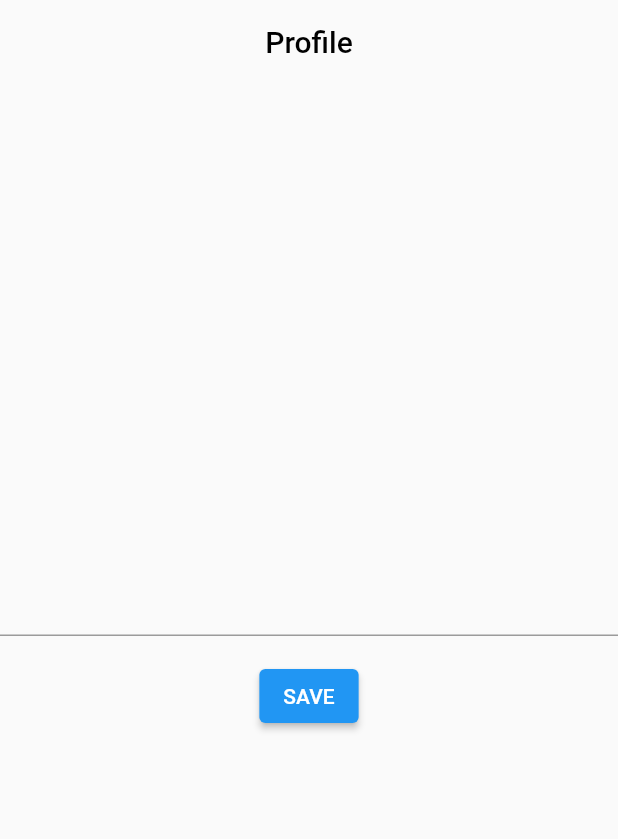
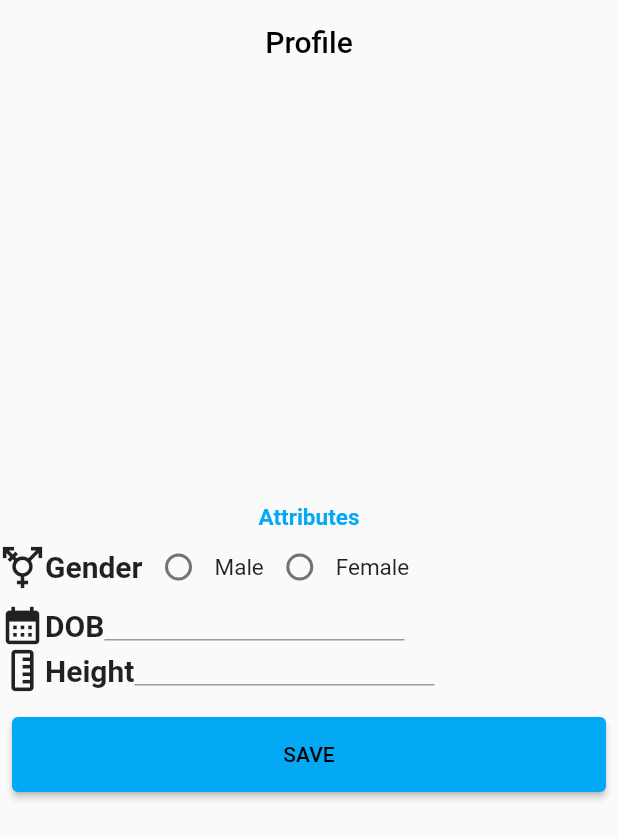
Before and after one commit to draff1800/bodybuildingpal, a Flutter app: the screen it shows after launch, on a phone screen of 412 x 824 dp. Shown: the top 839 px of the screen. Run offline on Flutter 3.47's test engine with Material 2 defaults, Android fonts, the light colour scheme and no system bars.

Commit message:
All mvp Profile Screen elements added.

```diff
--- a/lib/main.dart
+++ b/lib/main.dart
@@ -11,7 +11,7 @@ class BodybuildingPal extends StatelessWidget {
     return MaterialApp(
       title: "BodybuildingPal",
       theme: ThemeData(
-        primarySwatch: Colors.blue,
+        primarySwatch: Colors.lightBlue,
         appBarTheme: const AppBarTheme(
           foregroundColor: Colors.black,
           backgroundColor: Color(0xfffafafa),
--- a/lib/screens/profile.dart
+++ b/lib/screens/profile.dart
@@ -1,4 +1,6 @@
 import 'package:flutter/material.dart';
+import 'package:intl/intl.dart';
+import 'package:intl/date_symbol_data_local.dart';
 
 class Profile extends StatefulWidget {
   const Profile({super.key});
@@ -11,13 +13,19 @@ class Profile extends StatefulWidget {
 
 class ProfileState extends State<Profile> {
   final _formKey = GlobalKey<FormState>();
+  TextEditingController dobInput = TextEditingController();
+
+  @override
+  void initState() {
+    super.initState();
+    initializeDateFormatting();
+  }
 
   @override
   Widget build(BuildContext context) {
     return Scaffold(
       appBar: AppBar(
         title: const Text('Profile'),
-        centerTitle: true,
       ),
       body: Center(
           child: Form(
@@ -26,16 +34,72 @@ class ProfileState extends State<Profile> {
               mainAxisAlignment: MainAxisAlignment.center,
               crossAxisAlignment: CrossAxisAlignment.center,
               children: [
-              TextFormField(
-                validator: (value) {
-                  if (value == null || value.isEmpty) {
-                    return 'Please enter some text';
-                  }
-                  return null;
-                },
+                const Text(
+                  'Attributes',
+                  style: TextStyle(
+                      color: Colors.lightBlue,
+                      fontSize: 15,
+                      fontWeight: FontWeight.bold),
                 ),
+                Row(children: [
+                  const Icon(Icons.transgender, size: 30),
+                  const Text('Gender',
+                      style: TextStyle(fontSize: 20, fontWeight: FontWeight.bold)),
+                  Radio(
+                      value: "male",
+                      groupValue: "gender",
+                      onChanged: (value) => {}),
+                  const Text('Male', style: TextStyle(fontSize: 15)),
+                  Radio(
+                      value: "female",
+                      groupValue: "gender",
+                      onChanged: (value) => {}),
+                  const Text('Female', style: TextStyle(fontSize: 15)),
+                ]),
+                Row(children: [
+                  const Icon(Icons.calendar_month, size: 30),
+                  const Text('DOB',
+                      style: TextStyle(fontSize: 20, fontWeight: FontWeight.bold)),
+                  Container(
+                      constraints: const BoxConstraints.expand(
+                        height: 20,
+                        width: 200,
+                      ),
+                      child: TextFormField(
+                          controller: dobInput,
+                          readOnly: true,
+                          onTap: () async {
+                            DateTime? pickedDate = await showDatePicker(
+                                context: context,
+                                initialDate: DateTime.now(),
+                                firstDate: DateTime(DateTime.now().year - 120),
+                                lastDate: DateTime.now());
+
+                            if (pickedDate != null) {
+                              String formattedDate =
+                                  DateFormat('yyyy-MM-dd').format(pickedDate);
+                              setState(() {
+                                dobInput.text = formattedDate;
+                              });
+                            } else {}
+                          }))
+                ]),
+                Row(children: [
+                  const RotatedBox(
+                    quarterTurns: 1,
+                    child: Icon(Icons.straighten, size: 30),
+                  ),
+                  const Text('Height',
+                      style: TextStyle(fontSize: 20, fontWeight: FontWeight.bold)),
+                  Container(
+                      constraints: const BoxConstraints.expand(
+                        height: 20,
+                        width: 200,
+                      ),
+                      child: TextFormField())
+                ]),
                 Padding(
-                padding: const EdgeInsets.symmetric(vertical: 16.0),
+                  padding: const EdgeInsets.symmetric(vertical: 16.0, horizontal: 8),
                   child: ElevatedButton(
                       onPressed: () {
                         // Validate returns true if the form is valid, or false otherwise.
@@ -47,8 +111,9 @@ class ProfileState extends State<Profile> {
                           );
                         }
                       },
-                  child: const Text('SAVE'),
-                ),
+                      style: ElevatedButton.styleFrom(
+                          minimumSize: const Size.fromHeight(50)),
+                      child: const Text('SAVE')),
                 ),
               ],
             ),
--- a/pubspec.yaml
+++ b/pubspec.yaml
@@ -34,6 +34,7 @@ dependencies:
   # The following adds the Cupertino Icons font to your application.
   # Use with the CupertinoIcons class for iOS style icons.
   cupertino_icons: ^1.0.2
+  intl: ^0.17.0
 
 dev_dependencies:
   flutter_test:
```
Also changed, not shown: pubspec.lock. Lines whose indentation alone changed are shown as unchanged.
